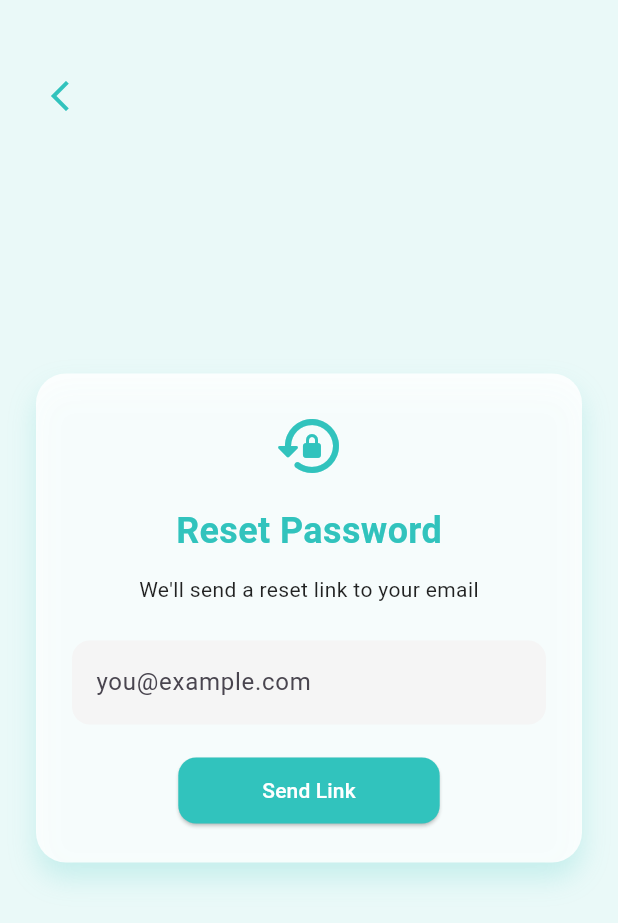
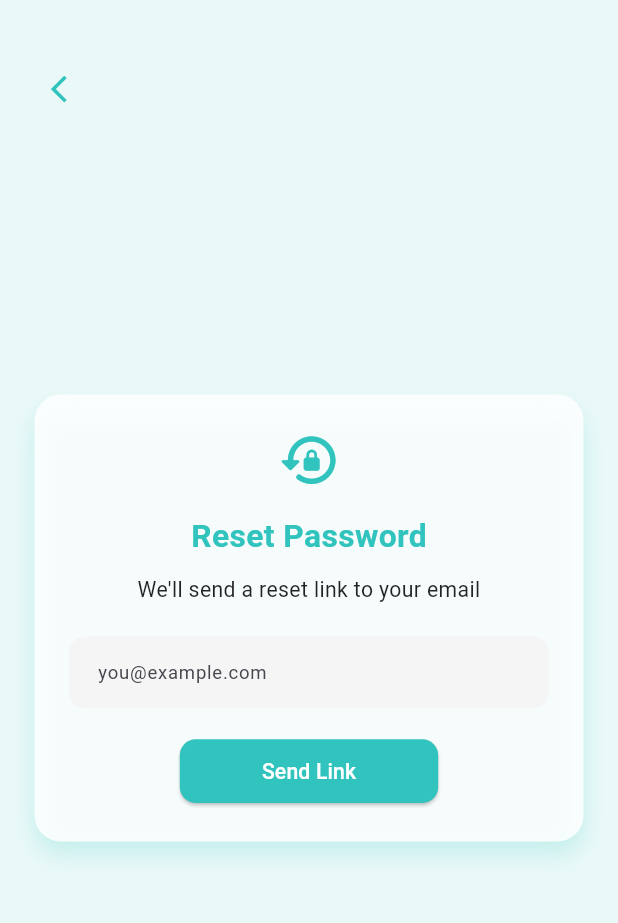
Before and after one commit to ZulfiqarAlam18/locate-lost, a Flutter app: the LoginScreen screen opened directly, after a tap on "forgot password?", on a phone screen of 412 x 824 dp. Shown: the top 923 px of the screen. Run offline on Flutter 3.47's test engine with Material 3 defaults, Android fonts, the phone set to English and light mode, and no system bars; our stand-ins replace camera, carousel_slider, dotted_border, flutter_screenutil, flutter_svg, get and 4 more; project files that could hold a hidden picture were left out.

Commit message:
feat: add responsiveness into these codes

```diff
--- a/lib/views/auth_screens/forgot_password_screen.dart
+++ b/lib/views/auth_screens/forgot_password_screen.dart
@@ -1,4 +1,5 @@
 import 'package:flutter/material.dart';
+import 'package:flutter_screenutil/flutter_screenutil.dart';
 import 'package:locat_lost/utils/app_colors.dart';
 
 class ForgotPasswordScreen extends StatelessWidget {
@@ -14,57 +15,80 @@ class ForgotPasswordScreen extends StatelessWidget {
         children: [
           Center(
             child: Container(
-              padding: const EdgeInsets.all(24),
-              margin: const EdgeInsets.symmetric(horizontal: 24),
+              padding: EdgeInsets.all(24.w),
+              margin: EdgeInsets.symmetric(horizontal: 24.w),
               decoration: BoxDecoration(
                 color: Colors.white.withOpacity(0.85),
-                borderRadius: BorderRadius.circular(20),
+                borderRadius: BorderRadius.circular(20.r),
                 boxShadow: [
                   BoxShadow(
                     color: AppColors.primary.withOpacity(0.2),
-                    blurRadius: 15,
-                    offset: const Offset(0, 10),
+                    blurRadius: 15.r,
+                    offset: Offset(0, 10.h),
                   ),
                 ],
               ),
               child: Column(
                 mainAxisSize: MainAxisSize.min,
                 children: [
-                  Icon(Icons.lock_reset_rounded, size: 48, color: AppColors.primary),
-                  const SizedBox(height: 16),
+                  Icon(
+                    Icons.lock_reset_rounded,
+                    size: 48.sp,
+                    color: AppColors.primary,
+                  ),
+                  SizedBox(height: 16.h),
                   Text(
                     'Reset Password',
-                    style: TextStyle(fontSize: 24, fontWeight: FontWeight.bold, color: AppColors.primary),
+                    style: TextStyle(
+                      fontSize: 24.sp,
+                      fontWeight: FontWeight.bold,
+                      color: AppColors.primary,
+                    ),
                   ),
-                  const SizedBox(height: 12),
-                  const Text(
+                  SizedBox(height: 12.h),
+                  Text(
                     'We\'ll send a reset link to your email',
                     textAlign: TextAlign.center,
-                    style: TextStyle(color: Colors.black87),
+                    style: TextStyle(color: Colors.black87, fontSize: 16.sp),
                   ),
-                  const SizedBox(height: 24),
+                  SizedBox(height: 24.h),
                   TextField(
                     controller: emailController,
                     decoration: InputDecoration(
                       hintText: 'you@example.com',
+                      hintStyle: TextStyle(fontSize: 14.sp),
                       filled: true,
                       fillColor: Colors.grey.shade100,
                       border: OutlineInputBorder(
-                        borderRadius: BorderRadius.circular(12),
+                        borderRadius: BorderRadius.circular(12.r),
                         borderSide: BorderSide.none,
                       ),
+                      contentPadding: EdgeInsets.symmetric(
+                        horizontal: 16.w,
+                        vertical: 12.h,
+                      ),
                     ),
+                    style: TextStyle(fontSize: 14.sp),
                   ),
-                  const SizedBox(height: 20),
+                  SizedBox(height: 20.h),
                   ElevatedButton(
                     onPressed: () {},
                     style: ElevatedButton.styleFrom(
                       backgroundColor: AppColors.primary,
-                      shape: RoundedRectangleBorder(borderRadius: BorderRadius.circular(12)),
+                      shape: RoundedRectangleBorder(
+                        borderRadius: BorderRadius.circular(12.r),
+                      ),
+                      minimumSize: Size(120.w, 48.h),
                     ),
-                    child: const Padding(
-                      padding: EdgeInsets.symmetric(horizontal: 32, vertical: 12),
-                      child: Text('Send Link', style: TextStyle(color: Colors.white)),
+                    child: Padding(
+                      padding: EdgeInsets.symmetric(
+                        horizontal: 32.w,
+                        vertical: 12.h,
+                      ),
+                      child: Text(
+                        'Send Link',
+                        style: TextStyle(color: Colors.white, fontSize: 16.sp),
+                      ),
                     ),
                   ),
                 ],
@@ -72,10 +96,14 @@ class ForgotPasswordScreen extends StatelessWidget {
             ),
           ),
           Positioned(
-            top: 40,
-            left: 16,
+            top: 40.h,
+            left: 16.w,
             child: IconButton(
-              icon: Icon(Icons.arrow_back_ios_new, color: AppColors.primary),
+              icon: Icon(
+                Icons.arrow_back_ios_new,
+                color: AppColors.primary,
+                size: 24.sp,
+              ),
               onPressed: () => Navigator.pop(context),
             ),
           ),
--- a/lib/views/auth_screens/login_screen.dart
+++ b/lib/views/auth_screens/login_screen.dart
@@ -1,11 +1,11 @@
 import 'package:flutter/material.dart';
+import 'package:flutter_screenutil/flutter_screenutil.dart';
 import 'package:locat_lost/views/auth_screens/forgot_password_screen.dart';
 import 'package:locat_lost/views/auth_screens/signup_screen.dart';
 import 'package:locat_lost/widgets/custom_text_field.dart';
 import 'package:locat_lost/utils/app_colors.dart';
 import '../../widgets/custom_elevated_button.dart';
 import '../home_screen.dart';
-
 
 class LoginScreen extends StatefulWidget {
   const LoginScreen({super.key});
@@ -20,30 +20,31 @@ class _LoginScreenState extends State<LoginScreen> {
   final TextEditingController cCNIC = TextEditingController();
   final TextEditingController cPass = TextEditingController();
 
-
   @override
   Widget build(BuildContext context) {
     return Scaffold(
       backgroundColor: AppColors.secondary,
       body: SingleChildScrollView(
         child: Padding(
-          padding: const EdgeInsets.symmetric(horizontal: 32),
+          padding: EdgeInsets.symmetric(horizontal: 32.w),
           child: Center(
             child: Column(
               children: [
-                SizedBox(height: 100),
-                Image.asset('assets/images/login.jpg',width: 355,height: 280 ,),
+                SizedBox(height: 100.h),
+                Image.asset(
+                  'assets/images/login.jpg',
+                  width: 355.w,
+                  height: 280.h,
+                ),
 
                 Text(
                   'Login',
                   style: TextStyle(
-                    fontSize: 30,
+                    fontSize: 30.sp,
                     color: AppColors.primary,
                     fontWeight: FontWeight.w600,
                   ),
                 ),
-
-
 
                 Row(
                   mainAxisAlignment: MainAxisAlignment.center,
@@ -51,19 +52,24 @@ class _LoginScreenState extends State<LoginScreen> {
                     Text(
                       'Don\'t Have an account?',
                       style: TextStyle(
-                        fontSize: 15,
+                        fontSize: 15.sp,
                         color: Colors.black,
                         fontWeight: FontWeight.w500,
                       ),
                     ),
                     TextButton(
                       onPressed: () {
-                        Navigator.push(context, MaterialPageRoute(builder: (context)=>SignupScreen()));
+                        Navigator.push(
+                          context,
+                          MaterialPageRoute(
+                            builder: (context) => SignupScreen(),
+                          ),
+                        );
                       },
                       child: Text(
                         'Sign Up',
                         style: TextStyle(
-                          fontSize: 15,
+                          fontSize: 15.sp,
                           color: AppColors.primary,
                           fontWeight: FontWeight.w700,
                         ),
@@ -91,50 +97,57 @@ class _LoginScreenState extends State<LoginScreen> {
                         fillColor: AppColors.background,
                       ),
                       Container(
-                        padding: EdgeInsets.only(left:195,right: 0,top: 0,bottom: 0),
-                        child: TextButton(onPressed: (){
-                          Navigator.push(context, MaterialPageRoute(builder: (context)=>ForgotPasswordScreen()));
-                        }, child: Text(
-                          'forgot password?',
-                          style: TextStyle(
-                            fontSize: 12,
-                            color: Colors.black,
-                            fontWeight: FontWeight.w600,
+                        padding: EdgeInsets.only(
+                          left: 195.w,
+                          right: 0,
+                          top: 0,
+                          bottom: 0,
+                        ),
+                        child: TextButton(
+                          onPressed: () {
+                            Navigator.push(
+                              context,
+                              MaterialPageRoute(
+                                builder: (context) => ForgotPasswordScreen(),
+                              ),
+                            );
+                          },
+                          child: Text(
+                            'forgot password?',
+                            style: TextStyle(
+                              fontSize: 12.sp,
+                              color: Colors.black,
+                              fontWeight: FontWeight.w600,
+                            ),
                           ),
-                        ),),
-
-
+                        ),
                       ),
 
-
-
-
                       // Removing extra spacing between fields
-                      SizedBox(height: 15), // Only a small gap between button and fields
-
+                      SizedBox(
+                        height: 15.h,
+                      ), // Only a small gap between button and fields
                       // Custom Button
-                      CustomElevatedButton(onPressed: (){
-
-                        Navigator.push(context, MaterialPageRoute(builder: (context)=>HomeScreen()));
-
-                      },
-                        height: 60,
-                        width: 241,
-                        fontSize: 20,
-                        borderRadius: 10,
+                      CustomElevatedButton(
+                        onPressed: () {
+                          Navigator.push(
+                            context,
+                            MaterialPageRoute(
+                              builder: (context) => HomeScreen(),
+                            ),
+                          );
+                        },
+                        height: 60.h,
+                        width: 241.w,
+                        fontSize: 20.sp,
+                        borderRadius: 10.r,
                         label: 'Log In',
                       ),
-
                     ],
                   ),
                 ),
 
-                SizedBox(height: 20),
-
-
-
-
-
+                SizedBox(height: 20.h),
               ],
             ),
           ),
```
Also changed, not shown: lib/views/auth_screens/signup_screen.dart (+44 -34 lines).
